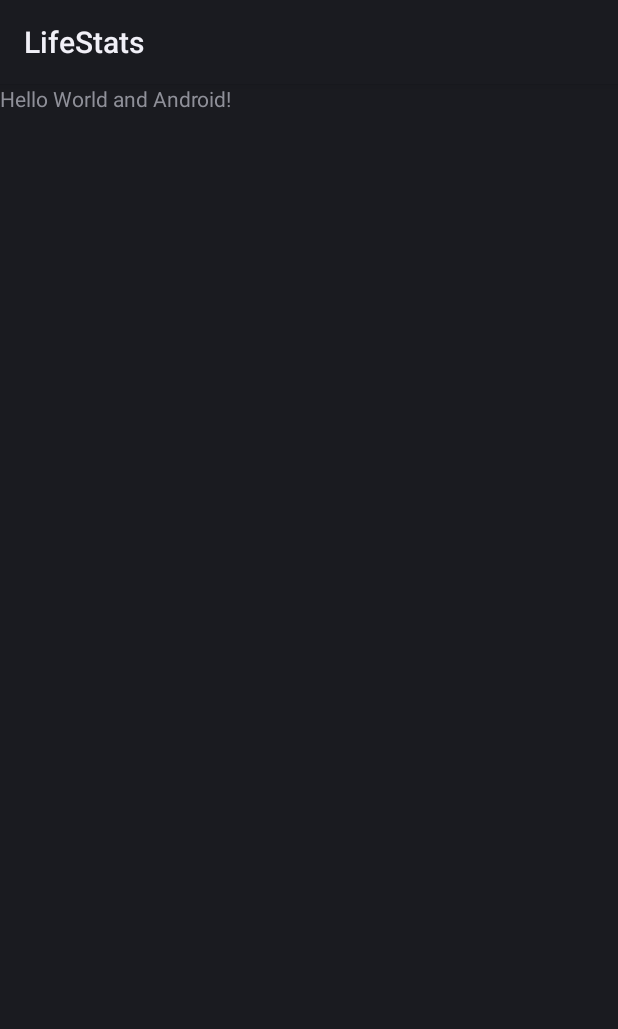
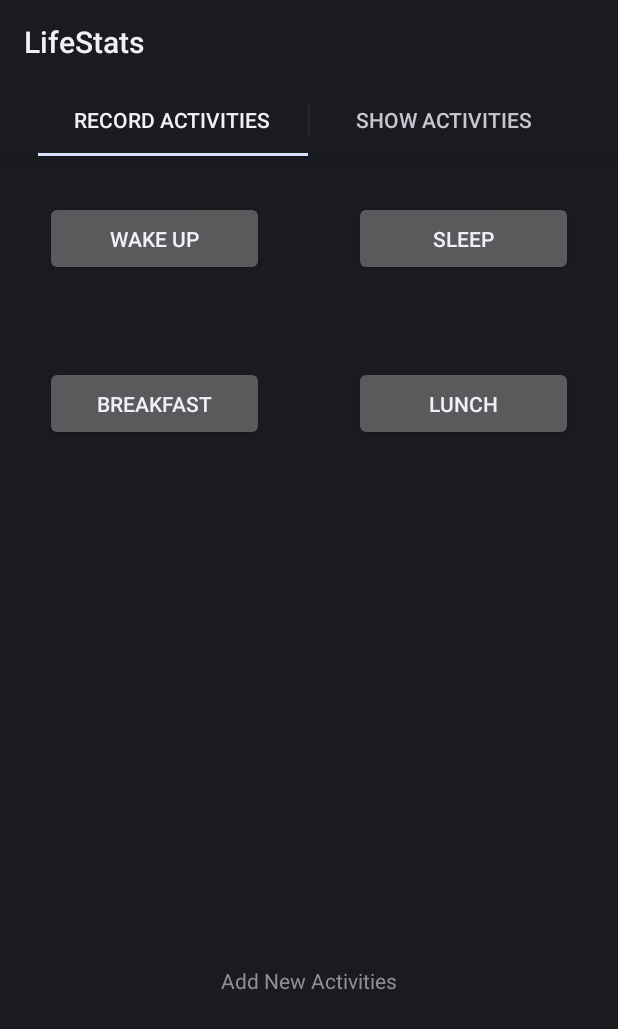
Before and after one commit to yizhang7210/LifeStats, an Android app: the screen it shows after launch (MainActivity), on a phone screen of 412 x 824 dp. Shown: the top 1029 px of the screen. Run offline under Robolectric (Android 15) with nearby library versions, the light colour scheme and no system bars.

Commit message:
Added tabs, buttons, and others.

```diff
--- a/app/build.gradle
+++ b/app/build.gradle
@@ -6,6 +6,7 @@ android {
 
     defaultConfig {
         applicationId "com.lifestats"
+        minSdkVersion 13
     }
 
     buildTypes {
--- a/app/src/main/java/com/lifestats/MainActivity.java
+++ b/app/src/main/java/com/lifestats/MainActivity.java
@@ -1,15 +1,34 @@
 package com.lifestats;
 
+import android.app.ActionBar;
 import android.app.Activity;
+import android.app.Fragment;
 import android.os.Bundle;
 
 public class MainActivity extends Activity
 {
+
+    ActionBar.Tab tab1, tab2, tab3;
+    Fragment fragmentTab1 = new RecordActivityTab();
+    Fragment fragmentTab2 = new ShowActivityTab();
+
     /** Called when the activity is first created. */
     @Override
-    public void onCreate(Bundle savedInstanceState)
-    {
+    public void onCreate(Bundle savedInstanceState) {
         super.onCreate(savedInstanceState);
         setContentView(R.layout.main);
+
+        ActionBar actionBar = getActionBar();
+        actionBar.setNavigationMode(ActionBar.NAVIGATION_MODE_TABS);
+
+        tab1 = actionBar.newTab().setText("Record Activities");
+        tab2 = actionBar.newTab().setText("Show Activities");
+
+        tab1.setTabListener(new TabListener(fragmentTab1));
+        tab2.setTabListener(new TabListener(fragmentTab2));
+
+        actionBar.addTab(tab1);
+        actionBar.addTab(tab2);
+
     }
 }
--- /dev/null
+++ b/app/src/main/java/com/lifestats/RecordActivityTab.java
@@ -0,0 +1,25 @@
+package com.lifestats;
+
+
+import android.app.Fragment;
+import android.os.Bundle;
+import android.view.LayoutInflater;
+import android.view.View;
+import android.view.ViewGroup;
+import android.widget.TextView;
+
+/**
+ * Created by yzhang on 25/12/14.
+ */
+
+public class RecordActivityTab extends Fragment{
+
+    @Override
+    public View onCreateView(LayoutInflater inflater, ViewGroup container,
+                             Bundle savedInstanceState){
+        View view = inflater.inflate(R.layout.recordtab, container, false);
+        TextView textview = (TextView) view.findViewById(R.id.addNewActivities);
+        textview.setText(R.string.addNewActivities);
+        return view;
+    }
+}
--- /dev/null
+++ b/app/src/main/java/com/lifestats/TabListener.java
@@ -0,0 +1,29 @@
+package com.lifestats;
+
+import android.app.ActionBar;
+import android.app.Fragment;
+import android.app.FragmentTransaction;
+
+/**
+ * Created by yzhang on 25/12/14.
+ */
+
+public class TabListener implements ActionBar.TabListener {
+    Fragment fragment;
+
+    public TabListener(Fragment fragment) {
+        this.fragment = fragment;
+    }
+
+    public void onTabSelected(ActionBar.Tab tab, FragmentTransaction ft) {
+        ft.replace(R.id.fragment_container, fragment);
+    }
+
+    public void onTabUnselected(ActionBar.Tab tab, FragmentTransaction ft) {
+        ft.remove(fragment);
+    }
+
+    public void onTabReselected(ActionBar.Tab tab, FragmentTransaction ft) {
+        // nothing done here
+    }
+}
--- a/app/src/main/res/layout/main.xml
+++ b/app/src/main/res/layout/main.xml
@@ -1,12 +1,5 @@
 <?xml version="1.0" encoding="utf-8"?>
-<LinearLayout xmlns:android="http://schemas.android.com/apk/res/android"
-    android:orientation="vertical"
-    android:layout_width="fill_parent"
-    android:layout_height="fill_parent"
-    >
-<TextView
-    android:layout_width="fill_parent"
-    android:layout_height="wrap_content"
-    android:text="@string/hello"
-    />
-</LinearLayout>
+<FrameLayout xmlns:android="http://schemas.android.com/apk/res/android"
+    android:id="@+id/fragment_container"
+    android:layout_width="match_parent"
+    android:layout_height="match_parent" />
--- /dev/null
+++ b/app/src/main/res/layout/recordtab.xml
@@ -0,0 +1,104 @@
+<?xml version="1.0" encoding="utf-8"?>
+<RelativeLayout xmlns:android="http://schemas.android.com/apk/res/android"
+    android:layout_width="match_parent"
+    android:layout_height="match_parent">
+
+    <LinearLayout
+        android:layout_width="fill_parent"
+        android:layout_height="fill_parent"
+        android:orientation="vertical">
+
+        <LinearLayout
+            android:layout_width="fill_parent"
+            android:layout_height="fill_parent"
+            android:layout_weight="2.5"
+            android:id="@+id/Top_half_layout"
+            android:orientation="vertical">
+
+
+            <HorizontalScrollView
+                android:layout_width="fill_parent"
+                android:layout_height="fill_parent"
+                android:fillViewport="true"
+                android:id="@+id/horizontalScrollView" >
+
+                <TableLayout
+                    android:layout_width="wrap_content"
+                    android:layout_height="fill_parent"
+                    android:baselineAligned="false"
+                    android:visibility="visible">
+
+
+                    <TableRow
+                        android:layout_width="fill_parent"
+                        android:layout_height="fill_parent">
+
+                        <Button
+                            android:layout_width="100dp"
+                            android:layout_height="50dp"
+                            android:text="@string/wakeupButton"
+                            android:id="@+id/wakeupButton"
+                            android:layout_margin="30dp"
+                            android:layout_weight="1"
+                            android:layout_marginTop="15dp"
+                            android:layout_marginBottom="15dp" />
+
+                        <Button
+                            android:layout_width="100dp"
+                            android:layout_height="50dp"
+                            android:text="@string/sleepButton"
+                            android:id="@+id/sleepButton"
+                            android:layout_margin="30dp"
+                            android:layout_weight="1"
+                            android:layout_marginBottom="15dp"
+                            android:layout_marginTop="15dp" />
+
+                    </TableRow>
+
+                    <TableRow
+                        android:layout_width="fill_parent"
+                        android:layout_height="fill_parent">
+
+
+                        <Button
+                            android:layout_width="100dp"
+                            android:layout_height="50dp"
+                            android:text="@string/breakfastButton"
+                            android:id="@+id/breakfastButton"
+                            android:layout_margin="30dp"
+                            android:layout_weight="1"
+                            android:layout_marginTop="15dp"
+                            android:layout_marginBottom="15dp" />
+
+                        <Button
+                            android:layout_width="100dp"
+                            android:layout_height="50dp"
+                            android:text="@string/lunchButton"
+                            android:id="@+id/lunchButton"
+                            android:layout_margin="30dp"
+                            android:layout_weight="1"
+                            android:layout_marginTop="15dp"
+                            android:layout_marginBottom="15dp" />
+
+                    </TableRow>
+                </TableLayout>
+            </HorizontalScrollView>
+        </LinearLayout>
+
+        <LinearLayout
+            android:layout_width="fill_parent"
+            android:layout_height="fill_parent"
+            android:layout_weight="7.5"
+            android:id="@+id/bottom_half_layout"
+            android:orientation="vertical">
+
+            <TextView
+                android:layout_width="wrap_content"
+                android:layout_height="wrap_content"
+                android:text="@string/addNewActivities"
+                android:id="@+id/addNewActivities"
+                android:layout_gravity="center" />
+        </LinearLayout>
+
+    </LinearLayout>
+</RelativeLayout>
--- a/app/src/main/res/values/strings.xml
+++ b/app/src/main/res/values/strings.xml
@@ -2,4 +2,11 @@
 <resources>
     <string name="app_name">LifeStats</string>
     <string name="hello">Hello World and Android!</string>
+    <string name="showActivity">Show Activity</string>
+    <string name="RecordActivity">Record Activity</string>
+    <string name="wakeupButton">Wake up</string>
+    <string name="sleepButton">Sleep</string>
+    <string name="breakfastButton">Breakfast</string>
+    <string name="lunchButton">Lunch</string>
+    <string name="addNewActivities">Add New Activities</string>
 </resources>
```
Also changed, not shown: app/src/main/java/com/lifestats/ShowActivityTab.java (added, +21 -0 lines), app/src/main/res/layout/showtab.xml (added, +73 -0 lines), 1 other file.
